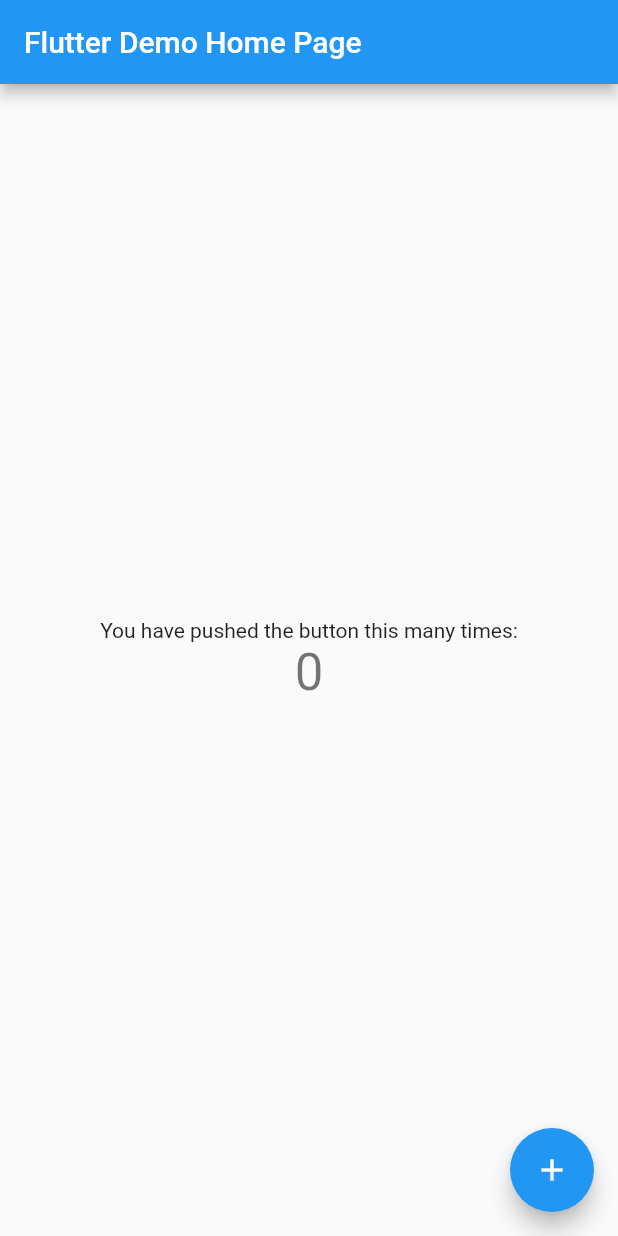
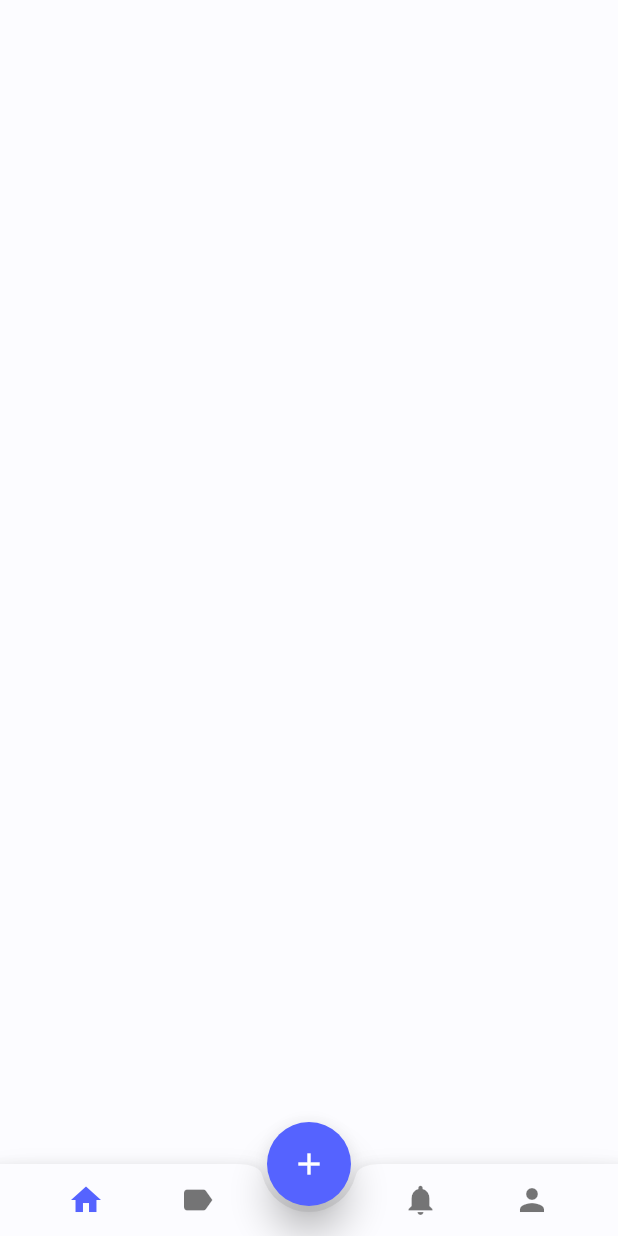
Before and after one commit to Faturahman90/food_byte, a Flutter app: the screen it shows after launch, on a phone screen of 412 x 824 dp. Run offline on Flutter 3.47's test engine with Material 2 defaults, Android fonts, the phone set to English and light mode, and no system bars.

Commit message:
create home.dart create main_screen.dart create constants.dart create categories.dart create data_friends.dart create data_restaurants.dart create widget search_cart modified pubspec.yaml

```diff
--- a/lib/main.dart
+++ b/lib/main.dart
@@ -1,113 +1,20 @@
 import 'package:flutter/material.dart';
+import 'package:food_byte/utils/constants.dart';
+import 'package:food_byte/screens/main_screen.dart';
 
-void main() {
+void main() async {
   runApp(MyApp());
 }
 
 class MyApp extends StatelessWidget {
-  // This widget is the root of your application.
   @override
   Widget build(BuildContext context) {
     return MaterialApp(
-      title: 'Flutter Demo',
-      theme: ThemeData(
-        // This is the theme of your application.
-        //
-        // Try running your application with "flutter run". You'll see the
-        // application has a blue toolbar. Then, without quitting the app, try
-        // changing the primarySwatch below to Colors.green and then invoke
-        // "hot reload" (press "r" in the console where you ran "flutter run",
-        // or simply save your changes to "hot reload" in a Flutter IDE).
-        // Notice that the counter didn't reset back to zero; the application
-        // is not restarted.
-        primarySwatch: Colors.blue,
-      ),
-      home: MyHomePage(title: 'Flutter Demo Home Page'),
+      debugShowCheckedModeBanner: false,
+      title: Constants.appName,
+      theme: Constants.lightTheme,
+      darkTheme: Constants.darkTheme,
+      home: MainScreen(),
     );
   }
 }
-
-class MyHomePage extends StatefulWidget {
-  MyHomePage({Key key, this.title}) : super(key: key);
-
-  // This widget is the home page of your application. It is stateful, meaning
-  // that it has a State object (defined below) that contains fields that affect
-  // how it looks.
-
-  // This class is the configuration for the state. It holds the values (in this
-  // case the title) provided by the parent (in this case the App widget) and
-  // used by the build method of the State. Fields in a Widget subclass are
-  // always marked "final".
-
-  final String title;
-
-  @override
-  _MyHomePageState createState() => _MyHomePageState();
-}
-
-class _MyHomePageState extends State<MyHomePage> {
-  int _counter = 0;
-
-  void _incrementCounter() {
-    setState(() {
-      // This call to setState tells the Flutter framework that something has
-      // changed in this State, which causes it to rerun the build method below
-      // so that the display can reflect the updated values. If we changed
-      // _counter without calling setState(), then the build method would not be
-      // called again, and so nothing would appear to happen.
-      _counter++;
-    });
-  }
-
-  @override
-  Widget build(BuildContext context) {
-    // This method is rerun every time setState is called, for instance as done
-    // by the _incrementCounter method above.
-    //
-    // The Flutter framework has been optimized to make rerunning build methods
-    // fast, so that you can just rebuild anything that needs updating rather
-    // than having to individually change instances of widgets.
-    return Scaffold(
-      appBar: AppBar(
-        // Here we take the value from the MyHomePage object that was created by
-        // the App.build method, and use it to set our appbar title.
-        title: Text(widget.title),
-      ),
-      body: Center(
-        // Center is a layout widget. It takes a single child and positions it
-        // in the middle of the parent.
-        child: Column(
-          // Column is also a layout widget. It takes a list of children and
-          // arranges them vertically. By default, it sizes itself to fit its
-          // children horizontally, and tries to be as tall as its parent.
-          //
-          // Invoke "debug painting" (press "p" in the console, choose the
-          // "Toggle Debug Paint" action from the Flutter Inspector in Android
-          // Studio, or the "Toggle Debug Paint" command in Visual Studio Code)
-          // to see the wireframe for each widget.
-          //
-          // Column has various properties to control how it sizes itself and
-          // how it positions its children. Here we use mainAxisAlignment to
-          // center the children vertically; the main axis here is the vertical
-          // axis because Columns are vertical (the cross axis would be
-          // horizontal).
-          mainAxisAlignment: MainAxisAlignment.center,
-          children: <Widget>[
-            Text(
-              'You have pushed the button this many times:',
-            ),
-            Text(
-              '$_counter',
-              style: Theme.of(context).textTheme.headline4,
-            ),
-          ],
-        ),
-      ),
-      floatingActionButton: FloatingActionButton(
-        onPressed: _incrementCounter,
-        tooltip: 'Increment',
-        child: Icon(Icons.add),
-      ), // This trailing comma makes auto-formatting nicer for build methods.
-    );
-  }
-}
--- /dev/null
+++ b/lib/screens/main_screen.dart
@@ -0,0 +1,101 @@
+import 'package:flutter/material.dart';
+
+class MainScreen extends StatefulWidget {
+  @override
+  _MainScreenState createState() => _MainScreenState();
+}
+
+class _MainScreenState extends State<MainScreen> {
+  PageController _pageController;
+  int _page = 0;
+
+  List icons = [
+    Icons.home,
+    Icons.label,
+    Icons.add,
+    Icons.notifications,
+    Icons.person,
+  ];
+
+  @override
+  Widget build(BuildContext context) {
+    void navigationTapped(int page) {
+      _pageController.jumpToPage(page);
+    }
+
+    @override
+    void initState() {
+      super.initState();
+      _pageController = PageController();
+    }
+
+    @override
+    void dispose() {
+      super.dispose();
+      _pageController.dispose();
+    }
+
+    void onPageChanged(int page) {
+      setState(() {
+        this._page = page;
+      });
+    }
+
+    buildTabIcon(int index) {
+      if (index == 2) {
+        return IconButton(
+          icon: Icon(
+            icons[index],
+            size: 24.0,
+            color: Colors.transparent,
+          ),
+          onPressed: null,
+        );
+      } else {
+        return IconButton(
+          icon: Icon(
+            icons[index],
+            size: 24.0,
+          ),
+          color: _page == index
+              ? Theme.of(context).accentColor
+              : Theme.of(context).textTheme.caption.color,
+          onPressed: () => _pageController.jumpToPage(index),
+        );
+      }
+    }
+
+    return SafeArea(
+      child: Scaffold(
+        body: PageView(
+          physics: NeverScrollableScrollPhysics(),
+          controller: _pageController,
+        ),
+        bottomNavigationBar: BottomAppBar(
+          child: Row(
+            mainAxisAlignment: MainAxisAlignment.spaceBetween,
+            mainAxisSize: MainAxisSize.max,
+            children: [
+              SizedBox(width: 7),
+              buildTabIcon(0),
+              buildTabIcon(1),
+              buildTabIcon(2),
+              buildTabIcon(3),
+              buildTabIcon(4),
+              SizedBox(width: 7),
+            ],
+          ),
+          color: Theme.of(context).primaryColor,
+          shape: CircularNotchedRectangle(),
+        ),
+        floatingActionButtonAnimator: FloatingActionButtonAnimator.scaling,
+        floatingActionButtonLocation: FloatingActionButtonLocation.centerDocked,
+        floatingActionButton: FloatingActionButton(
+          elevation: 10.0,
+          child: Icon(Icons.add),
+          onPressed: () => _pageController.jumpToPage(2),
+        ),
+      ),
+    );
+  }
+}
--- /dev/null
+++ b/lib/utils/constants.dart
@@ -0,0 +1,56 @@
+import 'package:flutter/material.dart';
+
+class Constants {
+  // Application Name
+  static String appName = "Food Byte";
+
+  // Colors
+  static Color lightPrimary = Color(0xfffcfcff);
+  static Color darkPrimary = Colors.black;
+  static Color lightAccent = Color(0xff5563ff);
+  static Color darkAccent = Color(0xff5563ff);
+  static Color lightBG = Color(0xfffcfcff);
+  static Color darkBG = Colors.black;
+  static Color ratingBG = Colors.yellow[600];
+
+  // Light Theme
+  static ThemeData lightTheme = ThemeData(
+    scaffoldBackgroundColor: lightBG,
+    backgroundColor: lightBG,
+    primaryColor: lightPrimary,
+    accentColor: lightAccent,
+    textSelectionTheme: TextSelectionThemeData(
+      cursorColor: lightAccent,
+    ),
+    appBarTheme: AppBarTheme(
+      textTheme: TextTheme(
+        headline6: TextStyle(
+          color: darkBG,
+          fontSize: 18.0,
+          fontWeight: FontWeight.w800,
+        ),
+      ),
+    ),
+  );
+
+  // Dark Theme
+  static ThemeData darkTheme = ThemeData(
+    brightness: Brightness.dark,
+    scaffoldBackgroundColor: darkBG,
+    backgroundColor: darkBG,
+    primaryColor: darkPrimary,
+    accentColor: darkAccent,
+    textSelectionTheme: TextSelectionThemeData(
+      cursorColor: darkAccent,
+    ),
+    appBarTheme: AppBarTheme(
+      textTheme: TextTheme(
+        headline6: TextStyle(
+          color: lightBG,
+          fontSize: 18.0,
+          fontWeight: FontWeight.w800,
+        ),
+      ),
+    ),
+  );
+}
```
Also changed, not shown: lib/screens/home.dart (added, +28 -0 lines), lib/utils/categories.dart (added, +34 -0 lines), lib/utils/data_friends.dart (added, +11 -0 lines), lib/utils/data_restaurants.dart (added, +56 -0 lines), lib/widgets/search_card.dart (added, +56 -0 lines), pubspec.yaml (+3 -5 lines).
